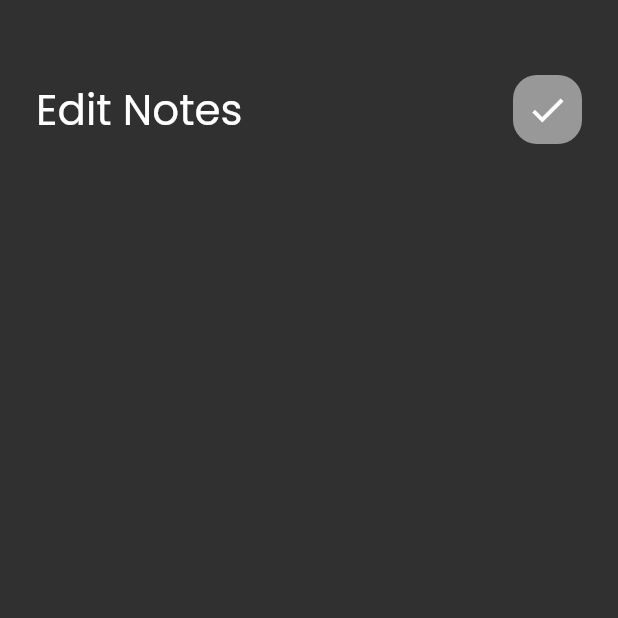
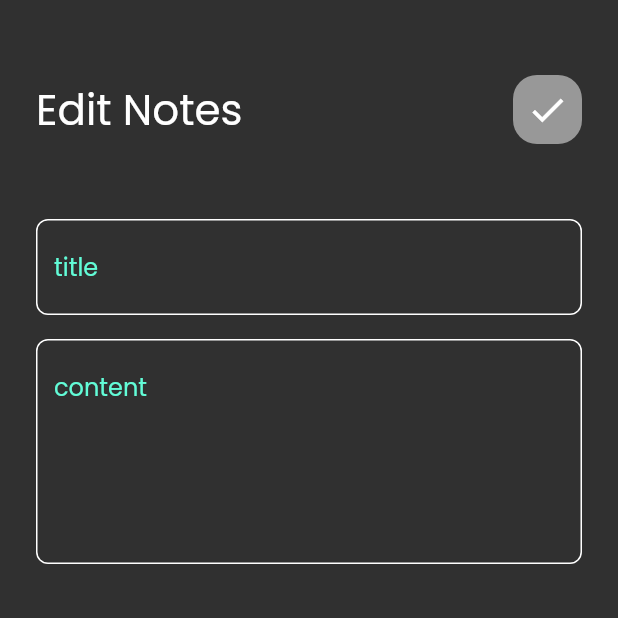
Before and after one commit to mohamedAlaa-CS/Notes_app, a Flutter app: the EditNoteView screen opened by its route, on a phone screen of 412 x 824 dp, the top half of it. Run offline on Flutter 3.47's test engine with Material 2 defaults, Android fonts, the phone set to English and light mode, and no system bars; our stand-ins replace font_awesome_flutter.

Commit message:
edit note view ui done

```diff
--- a/lib/views/Widget/edit_note_view_body.dart
+++ b/lib/views/Widget/edit_note_view_body.dart
@@ -1,5 +1,6 @@
 import 'package:flutter/material.dart';
 import 'package:notes_app/views/Widget/custom_app_bar.dart';
+import 'package:notes_app/views/Widget/custom_text_field.dart';
 
 class EditNoteViewBody extends StatelessWidget {
 
@@ -12,6 +13,10 @@ class EditNoteViewBody extends StatelessWidget {
       child:  Column(children: [
         SizedBox(height: 50,),
         CustomAppBar(title: 'Edit Notes',icon: Icons.check),
+        SizedBox(height: 50,),
+        CustomTextField(hint: 'title'),
+        SizedBox(height: 16,),
+        CustomTextField(hint: 'content',maxLine: 5,),
       ],),
     );
   }
--- a/lib/views/edit_note_view.dart
+++ b/lib/views/edit_note_view.dart
@@ -1,4 +1,3 @@
-import 'package:flutter/cupertino.dart';
 import 'package:flutter/material.dart';
 
 import 'Widget/edit_note_view_body.dart';
@@ -9,7 +8,7 @@ class EditNoteView extends StatelessWidget {
 
   @override
   Widget build(BuildContext context) {
-    return Scaffold(
+    return const Scaffold(
       body: EditNoteViewBody(),
     );
   }
```
